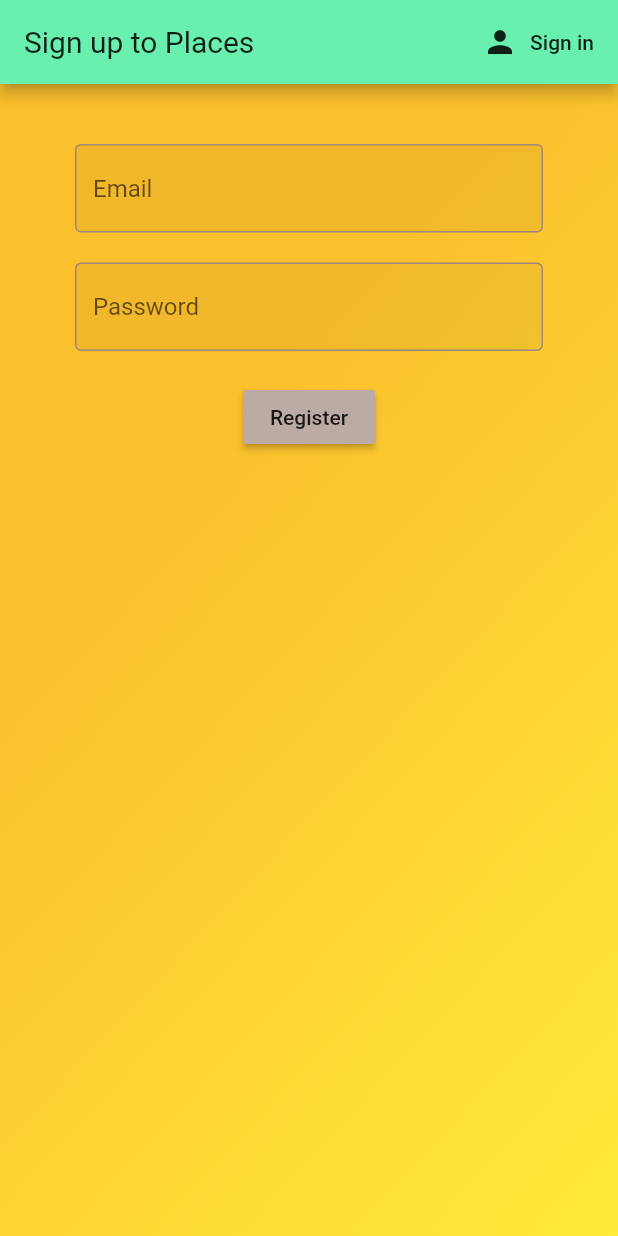
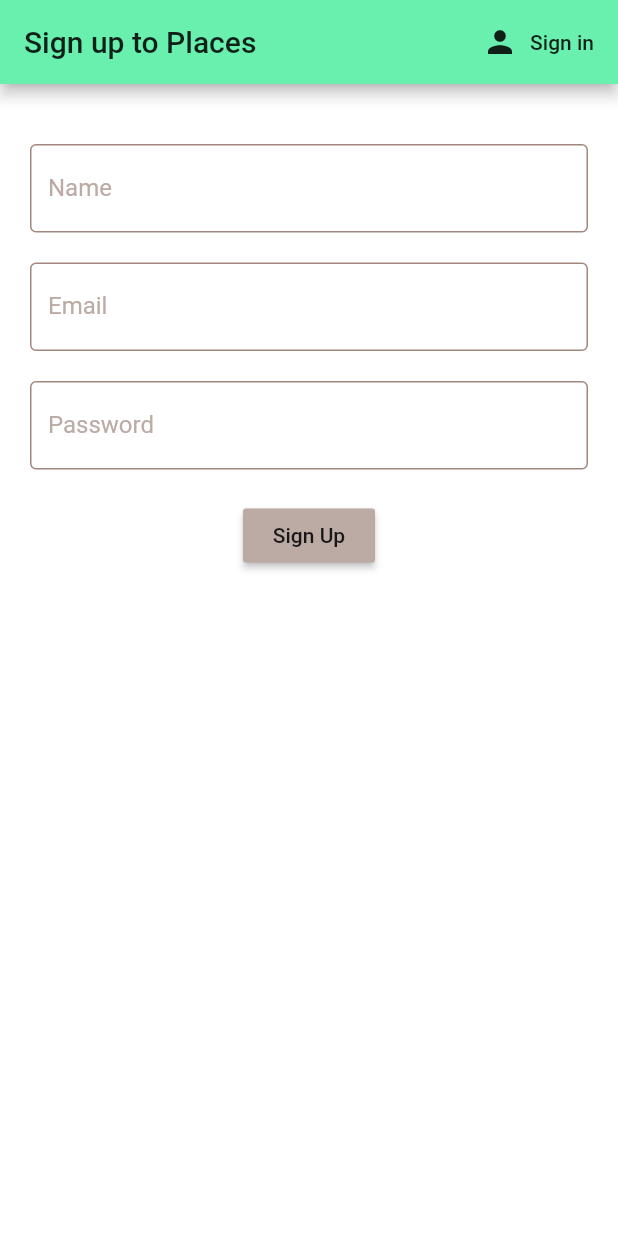
Before and after one commit to manuelGTZ97/places, a Flutter app: the screen it shows after launch, after a tap on "Sign Up", on a phone screen of 412 x 824 dp. Run offline on Flutter 3.47's test engine with Material 2 defaults, Android fonts, the phone set to English and light mode, and no system bars; our stand-ins replace cloud_firestore, firebase_auth; accounts and stored records are empty.

Commit message:
View models

```diff
--- a/lib/view-models/home-view-model.dart
+++ b/lib/view-models/home-view-model.dart
@@ -1,4 +1,3 @@
-import 'package:flutter/cupertino.dart';
 import 'package:places/services/auth.dart';
 
 class HomeViewModel {
--- a/lib/view-models/authenticate-view-model.dart
+++ b/lib/view-models/sign-in-view-model.dart
@@ -1,7 +1,7 @@
 import 'package:flutter/cupertino.dart';
 import 'package:places/services/auth.dart';
 
-class AuthenticateViewModel with ChangeNotifier {
+class SignInViewModel with ChangeNotifier {
   final AuthService _auth = AuthService();
   String _email;
   String _password;
@@ -16,11 +16,6 @@ class AuthenticateViewModel with ChangeNotifier {
     notifyListeners();
   }
 
-  Future registerWithEmailAndPassword() async {
-    await _auth.registerWithEmailAndPassword(_email, _password);
-    notifyListeners();
-  }
-
   Future signInWithEmailAndPassowrd() async {
     await _auth.signInWIthEmailAndPassword(_email, _password);
   }
--- /dev/null
+++ b/lib/view-models/sign-up-view-model.dart
@@ -0,0 +1,29 @@
+import 'package:flutter/cupertino.dart';
+import 'package:places/services/auth.dart';
+
+class SignUpViewModel with ChangeNotifier {
+  final AuthService _auth = AuthService();
+  String _email;
+  String _password;
+  String _name;
+
+  setEmail(String email) {
+    _email = email;
+    notifyListeners();
+  }
+
+  setPassword(String password) {
+    _password = password;
+    notifyListeners();
+  }
+
+  setName(String name) {
+    _name = name;
+    notifyListeners();
+  }
+
+  Future registerWithEmailAndPassword() async {
+    await _auth.registerWithEmailAndPassword(_email, _password, _name);
+    notifyListeners();
+  }
+}
--- a/lib/views/authenticate/authenticate.dart
+++ b/lib/views/authenticate/authenticate.dart
@@ -1,8 +1,6 @@
 import 'package:flutter/material.dart';
-import 'package:places/view-models/authenticate-view-model.dart';
 import 'package:places/views/authenticate/register.dart';
 import 'package:places/views/authenticate/sign-in.dart';
-import 'package:provider/provider.dart';
 
 class Authenticate extends StatefulWidget {
   @override
@@ -20,10 +18,8 @@ class _AuthenticateState extends State<Authenticate> {
 
   @override
   Widget build(BuildContext context) {
-    return ChangeNotifierProvider<AuthenticateViewModel>(
-        create: (context) => AuthenticateViewModel(),
-        child: showSignIn
-            ? SignIn(toggleView: toggleView)
-            : Register(toggleView: toggleView));
+    return showSignIn
+        ? SignIn(toggleView: toggleView)
+        : Register(toggleView: toggleView);
   }
 }
--- a/lib/views/authenticate/register.dart
+++ b/lib/views/authenticate/register.dart
@@ -1,8 +1,8 @@
 import 'package:flutter/material.dart';
+import 'package:places/view-models/sign-up-view-model.dart';
+import 'package:places/views/authenticate/widgets/sign-up-form.dart';
+import 'package:meta/meta.dart';
 import 'package:provider/provider.dart';
-import 'package:places/view-models/authenticate-view-model.dart';
-import 'package:places/views/authenticate/widgets/authenticate-form.dart';
-import 'package:meta/meta.dart';
 
 class Register extends StatelessWidget {
   final Function toggleView;
@@ -11,25 +11,11 @@ class Register extends StatelessWidget {
 
   @override
   Widget build(BuildContext context) {
-    final AuthenticateViewModel authenticateViewModel =
-        Provider.of<AuthenticateViewModel>(context, listen: true);
-
-    void onSetEmail(val) {
-      authenticateViewModel.setEmail(val);
-    }
-
-    void onSetPassword(val) {
-      authenticateViewModel.setPassword(val);
-    }
-
-    Future onSubmit() async {
-      await authenticateViewModel.registerWithEmailAndPassword();
-    }
-
-    return Scaffold(
+    return ChangeNotifierProvider<SignUpViewModel>(
+      create: (context) => SignUpViewModel(),
+      child: Scaffold(
           appBar: AppBar(
-          title: Text('Sign up to Places',
-              style: TextStyle(fontWeight: FontWeight.normal)),
+            title: Text('Sign up to Places'),
             actions: <Widget>[
               FlatButton.icon(
                   onPressed: toggleView,
@@ -37,11 +23,7 @@ class Register extends StatelessWidget {
                   label: Text('Sign in'))
             ],
           ),
-        body: AuthenticateForm(
-          onSetEmail: onSetEmail,
-          onSetPassword: onSetPassword,
-          onSubmit: onSubmit,
-          buttonLabel: 'Register',
-        ));
+          body: SignUpForm()),
+    );
   }
 }
--- a/lib/views/authenticate/sign-in.dart
+++ b/lib/views/authenticate/sign-in.dart
@@ -1,7 +1,8 @@
 import 'package:flutter/material.dart';
-import 'package:places/view-models/authenticate-view-model.dart';
+import 'package:places/view-models/sign-in-view-model.dart';
 import 'package:provider/provider.dart';
 import 'package:meta/meta.dart';
+import 'package:places/views/authenticate/widgets/sign-in-form.dart';
 
 class SignIn extends StatelessWidget {
   final Function toggleView;
@@ -10,22 +11,9 @@ class SignIn extends StatelessWidget {
 
   @override
   Widget build(BuildContext context) {
-    final AuthenticateViewModel authenticateViewModel =
-        Provider.of<AuthenticateViewModel>(context, listen: true);
-
-    void onSetEmail(val) {
-      authenticateViewModel.setEmail(val);
-    }
-
-    void onSetPassword(val) {
-      authenticateViewModel.setPassword(val);
-    }
-
-    Future onSubmit() async {
-      await authenticateViewModel.signInWithEmailAndPassowrd();
-    }
-
-    return Scaffold(
+    return ChangeNotifierProvider<SignInViewModel>(
+      create: (context) => SignInViewModel(),
+      child: Scaffold(
           body: SingleChildScrollView(
         child: Column(children: <Widget>[
           Container(
@@ -41,37 +29,7 @@ class SignIn extends StatelessWidget {
                     bottomLeft: Radius.circular(95),
                     bottomRight: Radius.circular(95)),
               )),
-        Container(
-            padding: EdgeInsets.symmetric(vertical: 20, horizontal: 20),
-            child: Form(
-              key: null,
-              child: Column(
-                children: <Widget>[
-                  TextFormField(
-                    decoration: InputDecoration(labelText: "Email"),
-                    onChanged: (val) {
-                      onSetEmail(val);
-                    },
-                  ),
-                  SizedBox(height: 20.0),
-                  TextFormField(
-                    obscureText: true,
-                    decoration: InputDecoration(
-                      labelText: "Password",
-                    ),
-                    onChanged: (val) {
-                      onSetPassword(val);
-                    },
-                  ),
-                  SizedBox(height: 20.0),
-                  RaisedButton(
-                      child: Text(
-                        "Sign In",
-                      ),
-                      onPressed: onSubmit)
-                ],
-              ),
-            )),
+          SignInForm(),
           Container(
             child: Column(children: <Widget>[
               Text("OR"),
@@ -84,6 +42,7 @@ class SignIn extends StatelessWidget {
             ]),
           )
         ]),
-    ));
+      )),
+    );
   }
 }
--- a/lib/views/authenticate/widgets/authenticate-form.dart
+++ /dev/null
@@ -1,73 +0,0 @@
-import 'package:flutter/material.dart';
-import 'package:meta/meta.dart';
-
-class AuthenticateForm extends StatefulWidget {
-  final Function onSetEmail;
-  final Function onSetPassword;
-  final Function onSubmit;
-  final String buttonLabel;
-
-  AuthenticateForm(
-      {@required this.onSetEmail,
-      @required this.onSetPassword,
-      @required this.onSubmit,
-      this.buttonLabel});
-
-  _AuthenticateFormState createState() => _AuthenticateFormState();
-}
-
-class _AuthenticateFormState extends State<AuthenticateForm> {
-  final _formKey = GlobalKey<FormState>();
-
-  @override
-  Widget build(BuildContext context) {
-    return Container(
-      decoration: BoxDecoration(
-          gradient: LinearGradient(
-              begin: Alignment.centerLeft,
-              end: Alignment.bottomRight,
-              colors: [Colors.yellow[700], Colors.yellow[500]])),
-      padding: EdgeInsets.symmetric(vertical: 20, horizontal: 50),
-      child: Form(
-          key: _formKey,
-          child: Column(
-            children: <Widget>[
-              SizedBox(height: 20.0),
-              TextFormField(
-                decoration: (InputDecoration(filled: true, hintText: 'Email')),
-                validator: (val) {
-                  return val.isEmpty ? 'Enter an email' : null;
-                },
-                onChanged: (val) {
-                  widget.onSetEmail(val);
-                },
-              ),
-              SizedBox(height: 20.0),
-              TextFormField(
-                decoration: (InputDecoration(
-                  filled: true,
-                  hintText: 'Password',
-                )),
-                validator: (val) {
-                  return val.length < 6
-                      ? 'Enter a password 6+ chars long'
-                      : null;
-                },
-                onChanged: (val) {
-                  widget.onSetPassword(val);
-                },
-              ),
-              SizedBox(height: 20.0),
-              RaisedButton(
-                child: Text(
-                  widget.buttonLabel,
-                ),
-                onPressed: () async {
-                  await widget.onSubmit();
-                },
-              ),
-            ],
-          )),
-    );
-  }
-}
--- /dev/null
+++ b/lib/views/authenticate/widgets/sign-in-form.dart
@@ -0,0 +1,45 @@
+import 'package:flutter/material.dart';
+import 'package:places/view-models/sign-in-view-model.dart';
+import 'package:provider/provider.dart';
+
+class SignInForm extends StatelessWidget {
+  @override
+  Widget build(BuildContext context) {
+    final SignInViewModel signInViewModel =
+        Provider.of<SignInViewModel>(context, listen: true);
+
+    return Container(
+        padding: EdgeInsets.symmetric(vertical: 20, horizontal: 20),
+        child: Form(
+          key: null,
+          child: Column(
+            children: <Widget>[
+              TextFormField(
+                decoration: InputDecoration(labelText: "Email"),
+                onChanged: (val) {
+                  signInViewModel.setEmail(val);
+                },
+              ),
+              SizedBox(height: 20.0),
+              TextFormField(
+                obscureText: true,
+                decoration: InputDecoration(
+                  labelText: "Password",
+                ),
+                onChanged: (val) {
+                  signInViewModel.setPassword(val);
+                },
+              ),
+              SizedBox(height: 20.0),
+              RaisedButton(
+                  child: Text(
+                    "Sign In",
+                  ),
+                  onPressed: () async {
+                    await signInViewModel.signInWithEmailAndPassowrd();
+                  })
+            ],
+          ),
+        ));
+  }
+}
--- /dev/null
+++ b/lib/views/authenticate/widgets/sign-up-form.dart
@@ -0,0 +1,48 @@
+import 'package:flutter/material.dart';
+import 'package:places/view-models/sign-up-view-model.dart';
+import 'package:provider/provider.dart';
+
+class SignUpForm extends StatelessWidget {
+  @override
+  Widget build(BuildContext context) {
+    final SignUpViewModel signUpViewModel =
+        Provider.of<SignUpViewModel>(context, listen: true);
+    return Container(
+      padding: EdgeInsets.symmetric(vertical: 20, horizontal: 20),
+      child: Form(
+          key: null,
+          child: Column(
+            children: <Widget>[
+              SizedBox(height: 20.0),
+              TextFormField(
+                decoration: InputDecoration(labelText: "Name"),
+                onChanged: (val) {
+                  signUpViewModel.setName(val);
+                },
+              ),
+              SizedBox(height: 20.0),
+              TextFormField(
+                decoration: InputDecoration(labelText: "Email"),
+                onChanged: (val) {
+                  signUpViewModel.setEmail(val);
+                },
+              ),
+              SizedBox(height: 20.0),
+              TextFormField(
+                decoration: InputDecoration(labelText: "Password"),
+                onChanged: (val) {
+                  signUpViewModel.setPassword(val);
+                },
+              ),
+              SizedBox(height: 20.0),
+              RaisedButton(
+                child: Text("Sign Up"),
+                onPressed: () async {
+                  await signUpViewModel.registerWithEmailAndPassword();
+                },
+              ),
+            ],
+          )),
+    );
+  }
+}
```
Also changed, not shown: lib/services/auth.dart (+7 -3 lines). Lines whose indentation alone changed are shown as unchanged.
